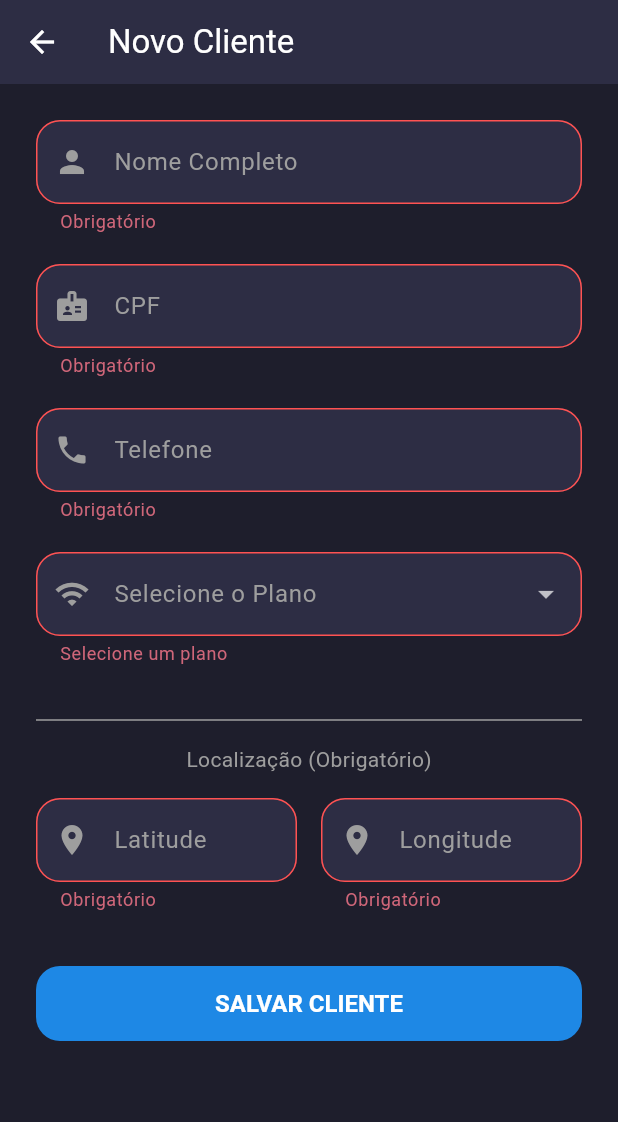
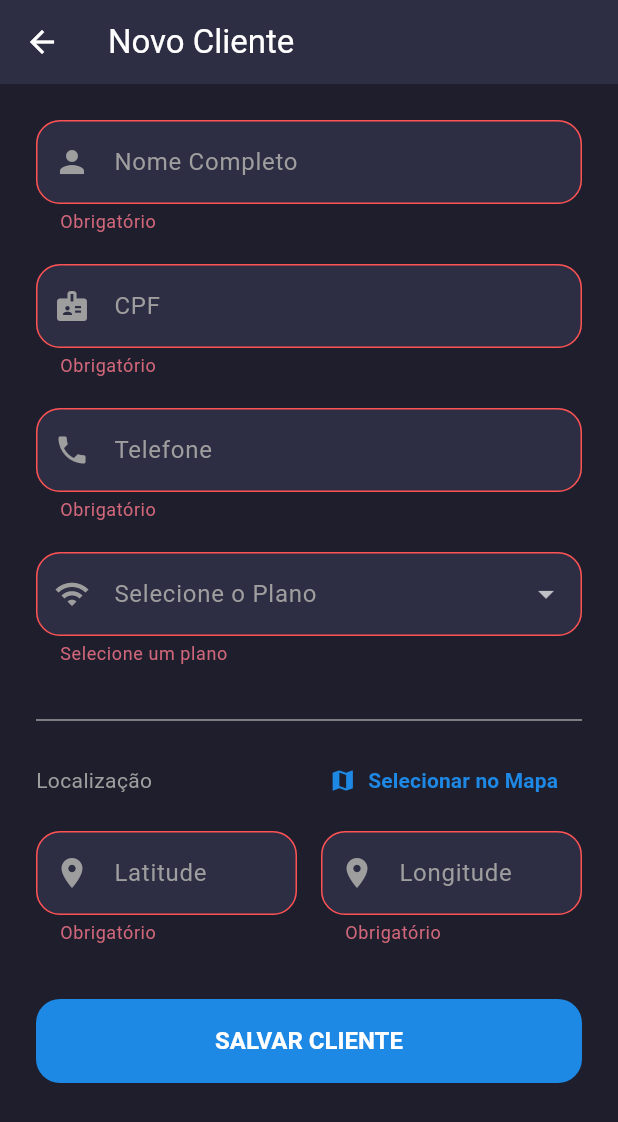
Before and after one commit to thalyssonDEV/ProviderFlow-Flutter, a Flutter app: the AddClientScreen screen opened by its route, after a tap on "SALVAR CLIENTE", on a phone screen of 412 x 824 dp. Shown: the top 1122 px of the screen. Run offline on Flutter 3.47's test engine with Material 3 defaults, Android fonts, the phone set to English and light mode, and no system bars; our stand-ins replace brasil_fields, google_maps_flutter, sqflite; accounts and stored records are empty.

Commit message:
Mapa foi implementado

```diff
--- a/lib/main.dart
+++ b/lib/main.dart
@@ -5,6 +5,7 @@ import 'src/features/home/home_screen.dart';
 import 'src/features/clients/screens/add_client_screen.dart';
 import 'src/features/clients/screens/client_list_screen.dart';
 import 'src/shared/utils/app_routes.dart';
+import 'src/features/home/map_screen.dart';
 
 void main() {
   runApp(const MyApp());
@@ -66,7 +67,7 @@ class MyApp extends StatelessWidget {
         AppRoutes.home: (context) => const HomeScreen(),
         AppRoutes.addClient: (context) => const AddClientScreen(),
         AppRoutes.listClients: (context) => const ClientListScreen(),
-        AppRoutes.map: (context) => const Scaffold(body: Center(child: Text("Mapa (Em breve)"))),
+        AppRoutes.map: (context) => const MapScreen(),
       },
     );
   }
--- a/lib/src/features/clients/screens/add_client_screen.dart
+++ b/lib/src/features/clients/screens/add_client_screen.dart
@@ -4,6 +4,8 @@ import 'package:brasil_fields/brasil_fields.dart';
 import '../../../shared/database/database_helper.dart';
 import '../../../shared/utils/session_manager.dart';
 import '../../auth/widgets/custom_text_field.dart';
+import 'package:google_maps_flutter/google_maps_flutter.dart';
+import 'location_picker_screen.dart';
 
 class AddClientScreen extends StatefulWidget {
   const AddClientScreen({super.key});
@@ -37,6 +39,22 @@ class _AddClientScreenState extends State<AddClientScreen> {
     });
   }
 
+  // Open map picker and fill latitude/longitude
+  Future<void> _openMapPicker() async {
+    final result = await Navigator.push(
+      context,
+      MaterialPageRoute(
+        builder: (context) => const LocationPickerScreen(),
+      ),
+    );
+
+    if (result is LatLng) {
+      _latController.text = result.latitude.toString();
+      _lngController.text = result.longitude.toString();
+      setState(() {});
+    }
+  }
+
   void _saveClient() async {
     if (_formKey.currentState!.validate()) {
       final providerId = SessionManager().loggedProviderId;
@@ -48,8 +66,8 @@ class _AddClientScreenState extends State<AddClientScreen> {
         cpf: _cpfController.text,
         phone: _phoneController.text,
         planType: _selectedPlan!,
-        latitude: double.parse(_latController.text),
-        longitude: double.parse(_lngController.text),
+        latitude: double.tryParse(_latController.text),
+        longitude: double.tryParse(_lngController.text),
       );
 
       if (!mounted) return;
@@ -107,7 +125,7 @@ class _AddClientScreenState extends State<AddClientScreen> {
                     Padding(
                       padding: const EdgeInsets.only(bottom: 20.0),
                       child: DropdownButtonFormField<String>(
-                        value: _selectedPlan,
+                        initialValue: _selectedPlan,
                         decoration: InputDecoration(
                           labelText: 'Selecione o Plano',
                           prefixIcon: const Icon(Icons.wifi),
@@ -131,8 +149,21 @@ class _AddClientScreenState extends State<AddClientScreen> {
                       ),
                     ),
                     const Divider(color: Colors.grey, height: 32),
-                    const Text("Localização (Obrigatório)", style: TextStyle(color: Colors.grey)),
-                    const SizedBox(height: 16),
+                    Row(
+                      mainAxisAlignment: MainAxisAlignment.spaceBetween,
+                      children: [
+                        const Text("Localização", style: TextStyle(color: Colors.grey)),
+                        TextButton.icon(
+                          onPressed: _openMapPicker,
+                          icon: const Icon(Icons.map, color: Color(0xFF1E88E5)),
+                          label: const Text(
+                            "Selecionar no Mapa",
+                            style: TextStyle(color: Color(0xFF1E88E5), fontWeight: FontWeight.bold),
+                          ),
+                        ),
+                      ],
+                    ),
+                    const SizedBox(height: 10),
                     Row(
                       children: [
                         Expanded(
@@ -159,7 +190,7 @@ class _AddClientScreenState extends State<AddClientScreen> {
                     const SizedBox(height: 16),
                     SizedBox(
                       width: double.infinity,
-                      height: 50,
+                      height: 56,
                       child: ElevatedButton(
                         onPressed: _saveClient,
                         child: const Text('SALVAR CLIENTE'),
--- a/lib/src/features/clients/screens/client_details_screen.dart
+++ b/lib/src/features/clients/screens/client_details_screen.dart
@@ -47,7 +47,7 @@ class ClientDetailsScreen extends StatelessWidget {
           Container(
             padding: const EdgeInsets.all(8),
             decoration: BoxDecoration(
-              color: Colors.blueAccent.withOpacity(0.1),
+              color: Colors.blueAccent.withValues(alpha: 0.1),
               borderRadius: BorderRadius.circular(8),
             ),
             child: Icon(icon, color: Colors.blueAccent),
--- a/lib/src/features/clients/screens/client_list_screen.dart
+++ b/lib/src/features/clients/screens/client_list_screen.dart
@@ -37,7 +37,7 @@ class _ClientListScreenState extends State<ClientListScreen> {
                 margin: const EdgeInsets.only(bottom: 12),
                 child: ListTile(
                   leading: CircleAvatar(
-                    backgroundColor: Colors.blueAccent.withOpacity(0.2),
+                    backgroundColor: Colors.blueAccent.withValues(alpha: 0.2),
                     child: const Icon(Icons.person, color: Colors.blueAccent),
                   ),
                   title: Text(c['name'], style: const TextStyle(fontWeight: FontWeight.bold, color: Colors.white)),
--- a/lib/src/features/home/home_screen.dart
+++ b/lib/src/features/home/home_screen.dart
@@ -115,7 +115,9 @@ class _HomeMenuCard extends StatelessWidget {
         child: Container(
           decoration: BoxDecoration(
             borderRadius: BorderRadius.circular(20),
-            border: Border.all(color: Colors.white.withOpacity(0.05)),
+            border: Border.all(
+              color: Colors.white.withValues(alpha: 0.05),
+            ),
           ),
           child: Column(
             mainAxisAlignment: MainAxisAlignment.center,
@@ -123,7 +125,7 @@ class _HomeMenuCard extends StatelessWidget {
               Container(
                 padding: const EdgeInsets.all(16),
                 decoration: BoxDecoration(
-                  color: color.withOpacity(0.2),
+                  color: color.withValues(alpha: 0.2),
                   shape: BoxShape.circle,
                 ),
                 child: Icon(icon, size: 32, color: color),
--- a/pubspec.yaml
+++ b/pubspec.yaml
@@ -13,6 +13,7 @@ dependencies:
   path: ^1.8.3
   crypto: ^3.0.3
   brasil_fields: ^1.15.0
+  google_maps_flutter: ^2.5.3
 
 dev_dependencies:
   flutter_test:
```
Also changed, not shown: lib/src/features/clients/screens/location_picker_screen.dart (added, +56 -0 lines), lib/src/features/home/map_screen.dart (added, +79 -0 lines), analysis_options.yaml (line endings or trailing spaces), lib/src/features/auth/screens/login_screen.dart (line endings or trailing spaces), lib/src/features/auth/screens/register_screen.dart (line endings or trailing spaces), lib/src/features/auth/widgets/custom_text_field.dart (line endings or trailing spaces), lib/src/shared/database/database_helper.dart (line endings or trailing spaces), lib/src/shared/utils/app_routes.dart (line endings or trailing spaces), lib/src/shared/utils/session_manager.dart (line endings or trailing spaces), pubspec.lock, 81 other files.
